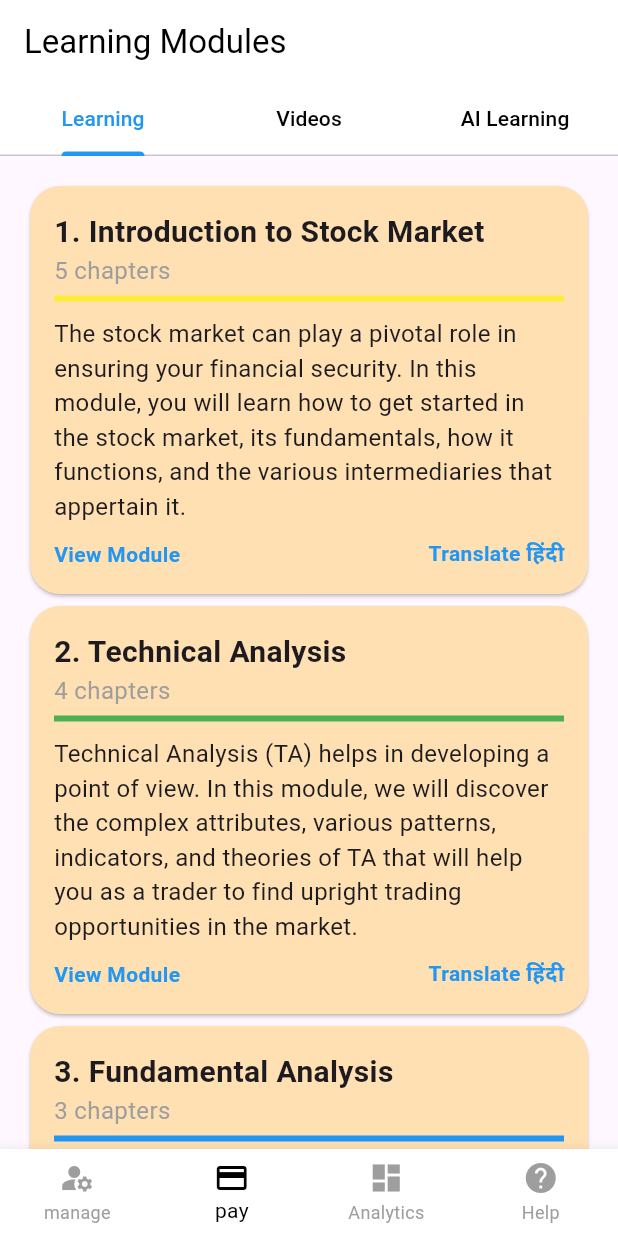
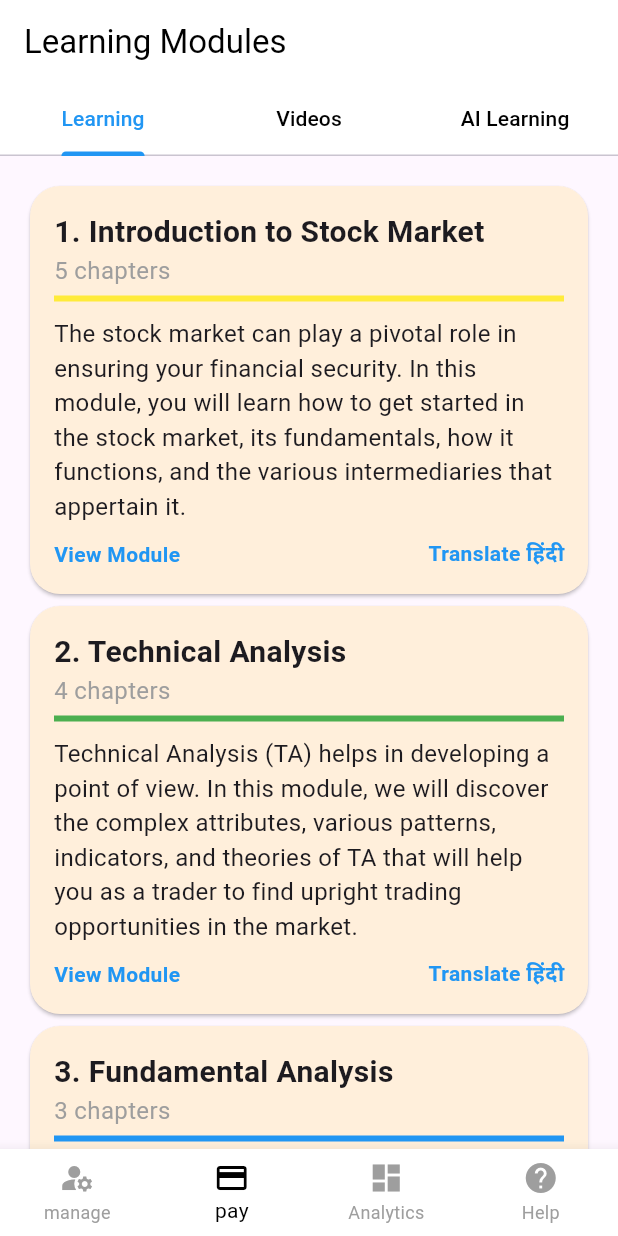
Before and after one commit to shubh865/Money-Mentor, a Flutter app: the screen it shows after launch, swiped to page 2, on a phone screen of 412 x 824 dp. Run offline on Flutter 3.47's test engine with Material 3 defaults, Android fonts, the phone set to English and light mode, and no system bars; our stand-ins replace file_picker, fl_chart, flutter_html, flutter_svg, go_router, google_fonts and 3 more; missing offline and left inert: size_config; accounts and stored records are empty.

Commit message:
cards color done

```diff
--- a/app/lib/core/theme/palette.dart
+++ b/app/lib/core/theme/palette.dart
@@ -32,6 +32,7 @@ class Palette {
   static const Color analytics_container2 = Color(0XFFFFF6F6);
   static const Color analytics_container3 = Color(0XFFE4FFEB);
   static const Color analytics_container4 = Color(0XFFFEFFE4);
+  static const Color Module_cards=Color(0xFFffefdb);
 
 
 
--- a/app/lib/pages/EducateScreen.dart
+++ b/app/lib/pages/Learning_Modules.dart
@@ -1,3 +1,4 @@
+import 'package:bob_hacks/core/theme/palette.dart';
 import 'package:bob_hacks/models/Modules.dart';
 import 'package:bob_hacks/pages/module_detailed_screen.dart';
 import 'package:flutter/material.dart';
@@ -45,7 +46,7 @@ class Educatescreen extends StatelessWidget {
           shape: RoundedRectangleBorder(
             borderRadius: BorderRadius.circular(20),
           ),
-          color: Colors.orange.shade100,
+          color: Palette.Module_cards,
           child: Padding(
             padding: EdgeInsets.all(16.0),
             child: Column(
--- a/app/lib/pages/home.dart
+++ b/app/lib/pages/home.dart
@@ -2,7 +2,7 @@ import 'package:bob_hacks/Screens/home.dart';
 import 'package:bob_hacks/widgets/bottomnavigationbar.dart';
 import 'package:flutter/material.dart';
 import 'package:bob_hacks/pages/ManageScreen.dart';
-import 'package:bob_hacks/pages/EducateScreen.dart';
+import 'package:bob_hacks/pages/Learning_Modules.dart';
 import 'package:bob_hacks/pages/corpus/ExpenseScreen.dart';
 import 'package:bob_hacks/pages/help.dart';
 
```
